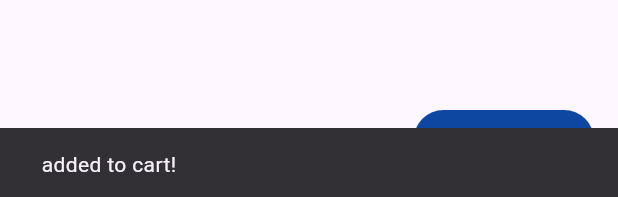
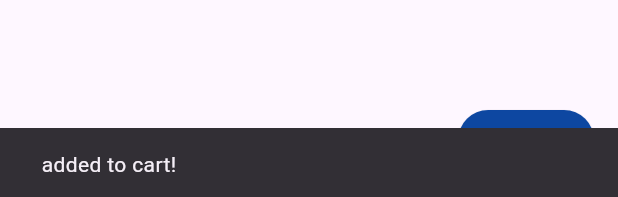
Before and after one commit to AchiraNadeeshan/book_store_app, a Flutter app: the BookDetailsWidget widget shown alone on an empty page, opened directly with empty values, after a tap on "Add to Cart", on a phone screen of 412 x 824 dp. Shown: the part 1036-1233 px from the top of the screen. Run offline on Flutter 3.47's test engine with Material 3 defaults, Android fonts, the phone set to English and light mode, and no system bars.

Commit message:
Updated add to cart button with navigate to cart functionality

```diff
--- a/lib/models/cart_model.dart
+++ b/lib/models/cart_model.dart
@@ -9,11 +9,13 @@ class CartModel extends ChangeNotifier {
     final index =
         _cartItems.indexWhere((item) => item['title'] == book['title']);
     if (index == -1) {
+      // If the book is not already in the cart, add it with quantity 1
       _cartItems.add({
-        ...book,
-        'quantity': 1, // Add quantity if it's not provided
+        ...book, // Spread the book map to add all its properties
+        'quantity': 1, // Set the default quantity to 1
       });
     } else {
+      // If the book is already in the cart, increment the quantity
       _cartItems[index]['quantity'] += 1;
     }
     notifyListeners();
@@ -27,7 +29,9 @@ class CartModel extends ChangeNotifier {
   void updateQuantity(String title, int delta) {
     final index = _cartItems.indexWhere((item) => item['title'] == title);
     if (index != -1) {
+      // Update the quantity based on the delta
       _cartItems[index]['quantity'] += delta;
+      // If quantity goes to 0 or below, remove the item from the cart
       if (_cartItems[index]['quantity'] <= 0) {
         removeFromCart(title);
       } else {
--- a/lib/widgets/book_details_widget.dart
+++ b/lib/widgets/book_details_widget.dart
@@ -1,6 +1,7 @@
 import 'package:flutter/material.dart';
 import 'package:provider/provider.dart';
 import '../models/cart_model.dart';
+import '../screens/cart_page.dart';
 
 /// A widget to display the detailed view of a book.
 class BookDetailsWidget extends StatelessWidget {
@@ -21,6 +22,9 @@ class BookDetailsWidget extends StatelessWidget {
 
   @override
   Widget build(BuildContext context) {
+    final cart = Provider.of<CartModel>(context);
+    bool isInCart = cart.cartItems.any((item) => item['title'] == title);
+
     return Column(
       mainAxisAlignment: MainAxisAlignment.spaceBetween,
       children: [
@@ -76,13 +80,19 @@ class BookDetailsWidget extends StatelessWidget {
               ),
               ElevatedButton(
                 onPressed: () {
+                  if (isInCart) {
+                    // If already in cart, navigate to the cart page
+                    Navigator.push(
+                      context,
+                      MaterialPageRoute(builder: (context) => const CartPage()),
+                    );
+                  } else {
                     // Add to cart functionality using Provider
-                  Provider.of<CartModel>(context, listen: false).addToCart({
+                    cart.addToCart({
                       'title': title,
                       'author': author,
                       'coverImagePath': coverImagePath,
                       'price': price,
-                    'quantity': 1,
                     });
 
                     // Show a SnackBar to confirm the addition
@@ -92,13 +102,15 @@ class BookDetailsWidget extends StatelessWidget {
                         duration: const Duration(seconds: 2),
                       ),
                     );
+                  }
                 },
                 style: ElevatedButton.styleFrom(
                   backgroundColor: Colors.blue[900], // Dark blue
                 ),
-                child: const Text(
-                  'Add to Cart',
-                  style: TextStyle(color: Colors.white), // White text color
+                child: Text(
+                  isInCart ? 'In Cart' : 'Add to Cart',
+                  style:
+                      const TextStyle(color: Colors.white), // White text color
                 ),
               ),
             ],
```
Lines whose indentation alone changed are shown as unchanged.
